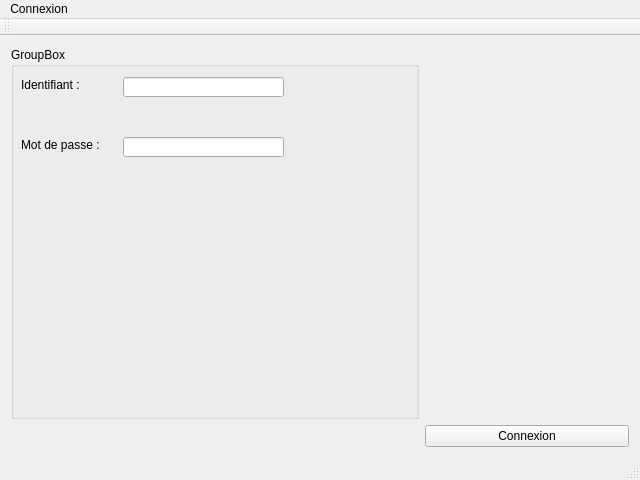
Above: mainwindow.ui from GamerBishop/projetENT_GL before the change. Below: the same form after it.
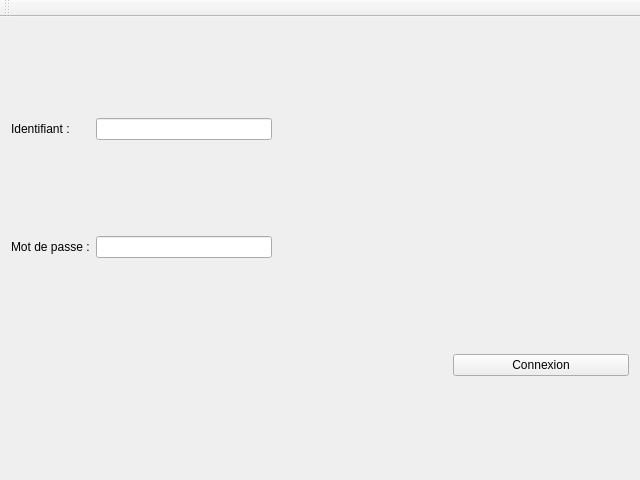
That is the form after the change.

The edit to the form file:
```diff
--- a/mainwindow.ui
+++ b/mainwindow.ui
@@ -14,9 +14,12 @@
    <string>MainWindow</string>
   </property>
   <widget class="QWidget" name="centralWidget">
+   <property name="enabled">
+    <bool>true</bool>
+   </property>
    <layout class="QGridLayout" name="gridLayout">
-    <item row="1" column="0" colspan="2">
-     <spacer name="horizontalSpacer">
+    <item row="0" column="3">
+     <spacer name="horizontalSpacer_2">
       <property name="orientation">
        <enum>Qt::Horizontal</enum>
       </property>
@@ -28,65 +31,58 @@
       </property>
      </spacer>
     </item>
+    <item row="1" column="1">
+     <widget class="QLabel" name="label_2">
+      <property name="text">
+       <string>Mot de passe :</string>
+      </property>
+     </widget>
+    </item>
+    <item row="0" column="1">
+     <widget class="QLabel" name="label">
+      <property name="text">
+       <string>Identifiant : </string>
+      </property>
+     </widget>
+    </item>
     <item row="1" column="2">
+     <widget class="QLineEdit" name="lineEdit_2"/>
+    </item>
+    <item row="1" column="4">
+     <spacer name="horizontalSpacer">
+      <property name="orientation">
+       <enum>Qt::Horizontal</enum>
+      </property>
+      <property name="sizeHint" stdset="0">
+       <size>
+        <width>40</width>
+        <height>20</height>
+       </size>
+      </property>
+     </spacer>
+    </item>
+    <item row="0" column="2">
+     <widget class="QLineEdit" name="lineEdit"/>
+    </item>
+    <item row="2" column="4">
      <widget class="QPushButton" name="pushButton">
       <property name="text">
        <string>Connexion</string>
       </property>
      </widget>
     </item>
-    <item row="0" column="0" colspan="2">
-     <widget class="QGroupBox" name="groupBox">
-      <property name="title">
-       <string>GroupBox</string>
+    <item row="2" column="3">
+     <spacer name="horizontalSpacer_3">
+      <property name="orientation">
+       <enum>Qt::Horizontal</enum>
       </property>
-      <widget class="QLineEdit" name="lineEdit">
-       <property name="geometry">
-        <rect>
-         <x>112</x>
-         <y>30</y>
-         <width>161</width>
-         <height>20</height>
-        </rect>
-       </property>
-      </widget>
-      <widget class="QLineEdit" name="lineEdit_2">
-       <property name="geometry">
-        <rect>
-         <x>112</x>
-         <y>90</y>
-         <width>161</width>
-         <height>20</height>
-        </rect>
-       </property>
-      </widget>
-      <widget class="QLabel" name="label">
-       <property name="geometry">
-        <rect>
-         <x>10</x>
-         <y>30</y>
-         <width>91</width>
-         <height>16</height>
-        </rect>
-       </property>
-       <property name="text">
-        <string>Identifiant :</string>
-       </property>
-      </widget>
-      <widget class="QLabel" name="label_2">
-       <property name="geometry">
-        <rect>
-         <x>10</x>
-         <y>90</y>
-         <width>91</width>
-         <height>16</height>
-        </rect>
-       </property>
-       <property name="text">
-        <string>Mot de passe :</string>
-       </property>
-      </widget>
-     </widget>
+      <property name="sizeHint" stdset="0">
+       <size>
+        <width>40</width>
+        <height>20</height>
+       </size>
+      </property>
+     </spacer>
     </item>
    </layout>
   </widget>
@@ -99,12 +95,6 @@
      <height>21</height>
     </rect>
    </property>
-   <widget class="QMenu" name="menuConnexion">
-    <property name="title">
-     <string>Connexion</string>
-    </property>
-   </widget>
-   <addaction name="menuConnexion"/>
   </widget>
   <widget class="QToolBar" name="mainToolBar">
    <attribute name="toolBarArea">
@@ -114,7 +104,6 @@
     <bool>false</bool>
    </attribute>
   </widget>
-  <widget class="QStatusBar" name="statusBar"/>
  </widget>
  <layoutdefault spacing="6" margin="11"/>
  <resources/>
```
